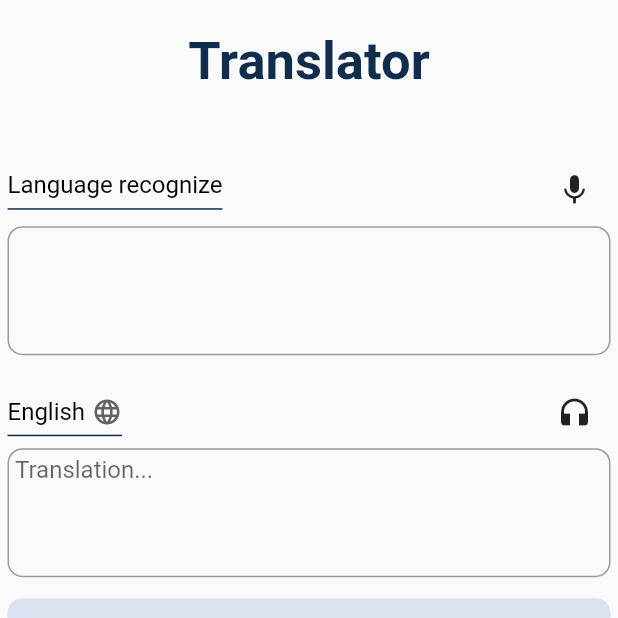
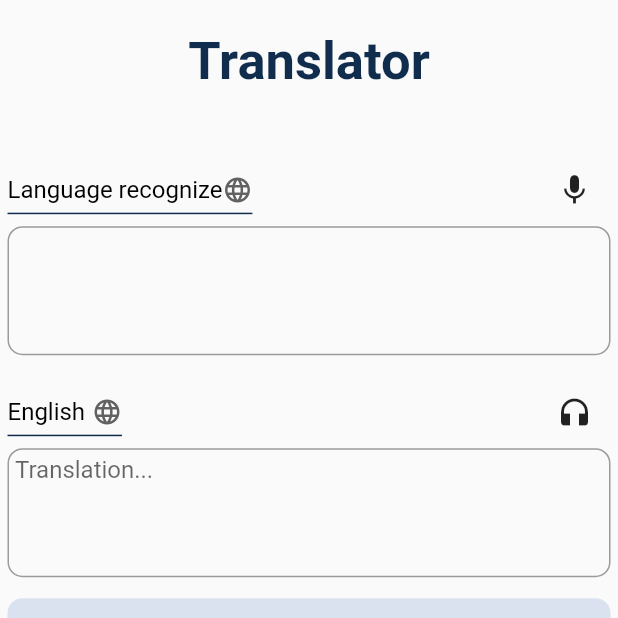
Before and after one commit to Niklas-dev/vocabgroups, a Flutter app: the screen it shows once a user with an empty profile is signed in, item 5 of the bottom bar chosen, after a tap on "Translate", on a phone screen of 412 x 824 dp, the top half of it. Run offline on Flutter 3.47's test engine with Material 2 defaults, Android fonts, the phone set to English and light mode, and no system bars; drawn by our look-alikes of google_nav_bar; our stand-ins replace firebase_auth, firebase_core, font_awesome_flutter; missing offline and left inert: translator; accounts and stored records are empty.

Commit message:
Translator auto feature

```diff
--- a/lib/Pages/Tabs/translator_tab.dart
+++ b/lib/Pages/Tabs/translator_tab.dart
@@ -12,15 +12,41 @@ class _TranslatorTabState extends State<TranslatorTab> {
   TextEditingController inputLang = TextEditingController();
   TextEditingController outputLang = TextEditingController();
 
-  String firstLanguage = 'German';
+  String firstLanguage = 'Language recognize';
   String secondLanguage = 'English';
 
   int firstIndex = 0;
   int secondIndex = 0;
 
-  final List<String> allLanguages = ['English', 'German', 'Italian', 'French'];
+  final List<String> allLanguages = [
+    'Language recognize',
+    'English',
+    'German',
+    'Italian',
+    'French'
+  ];
 
-  final List<String> languageCodes = ['en', 'de', 'it', 'fr'];
+  final List<String> allLanguagesSecond = [
+    'English',
+    'German',
+    'Italian',
+    'French',
+  ];
+
+  final List<String> languageCodes = [
+    'Language recognize',
+    'en',
+    'de',
+    'it',
+    'fr',
+  ];
+
+  final List<String> languageCodesSecond = [
+    'en',
+    'de',
+    'it',
+    'fr',
+  ];
 
   void initState() {
     super.initState();
@@ -65,29 +91,40 @@ class _TranslatorTabState extends State<TranslatorTab> {
                       children: [
                         Align(
                           alignment: Alignment.topLeft,
-                              child: Row(
+                          child: DropdownButton(
+                            value: firstLanguage,
+                            icon: Padding(
+                              padding: EdgeInsets.only(left: 0),
+                              child: Icon(Icons.language),
+                            ),
+                            iconSize: 20,
+                            elevation: 1,
+                            style: const TextStyle(
+                                color: Colors.black, fontSize: 16),
+                            underline: Container(
+                              height: 1,
+                              color: Color(0xff112d4e),
+                            ),
+                            onChanged: (String? newValue) {
+                              setState(() {
+                                firstLanguage = newValue!;
+                                firstIndex = allLanguages.indexOf(newValue);
+                              });
+                            },
+                            items: allLanguages
+                                .map<DropdownMenuItem<String>>((String value) {
+                              return DropdownMenuItem<String>(
+                                value: value,
+                                child: Column(
+                                  mainAxisAlignment: MainAxisAlignment.center,
                                   children: [
-                                  Container(
-                                    padding: EdgeInsets.only(
-                                      bottom:
-                                          6, // Space between underline and text
+                                    Text(value),
+                                  ],
                                 ),
-                                    decoration: BoxDecoration(
-                                        border: Border(
-                                            bottom: BorderSide(
-                                      color: Color(0xff112d4e),
-                                      width: 1.0, // Underline thickness
-                                    ))),
-                                    child: Text(
-                                      "Language recognize",
-                                      style: TextStyle(
-                                        fontSize: 16,
-                                        color: Colors.black,
+                              );
+                            }).toList(),
                           ),
                         ),
-                                  ),
-                                ],
-                              )),
                         IconButton(onPressed: () {}, icon: Icon(Icons.mic))
                       ],
                     ),
@@ -118,7 +155,10 @@ class _TranslatorTabState extends State<TranslatorTab> {
                           alignment: Alignment.topLeft,
                           child: DropdownButton(
                             value: secondLanguage,
-                              icon: const Icon(Icons.language),
+                            icon: Padding(
+                              padding: EdgeInsets.only(left: 0),
+                              child: Icon(Icons.language),
+                            ),
                             iconSize: 20,
                             elevation: 1,
                             style: const TextStyle(
@@ -130,11 +170,12 @@ class _TranslatorTabState extends State<TranslatorTab> {
                             onChanged: (String? newValue) {
                               setState(() {
                                 secondLanguage = newValue!;
-                                  secondIndex = allLanguages.indexOf(newValue);
+                                secondIndex =
+                                    allLanguagesSecond.indexOf(newValue);
                               });
                             },
-                              items: allLanguages.map<DropdownMenuItem<String>>(
-                                  (String value) {
+                            items: allLanguagesSecond
+                                .map<DropdownMenuItem<String>>((String value) {
                               return DropdownMenuItem<String>(
                                 value: value,
                                 child: Column(
@@ -202,12 +243,23 @@ class _TranslatorTabState extends State<TranslatorTab> {
             )
           ],
         ),
-        ));
+      ),
+    );
   }
 
   Future<String> translate() async {
     Translation translation = await translator.translate(inputLang.text.trim(),
-        to: languageCodes[secondIndex]);
+        to: languageCodesSecond[secondIndex]);
+
+    if (allLanguages[firstIndex] == "Language recognize") {
+      translation = await translator.translate(inputLang.text.trim(),
+          to: languageCodesSecond[secondIndex]);
+    } else {
+      translation = await translator.translate(inputLang.text.trim(),
+          from: languageCodes[firstIndex],
+          to: languageCodesSecond[secondIndex]);
+    }
+
     outputLang.text = translation.text;
     return translation.text;
   }
--- a/lib/Pages/home_page.dart
+++ b/lib/Pages/home_page.dart
@@ -50,11 +50,15 @@ class _HomePageState extends State<HomePage> {
       floatingActionButton: KeyboardVisibilityBuilder(
           builder: (context, child, isKeyboardVisible) {
             if (isKeyboardVisible) {
-              return FloatingActionButton(
-                onPressed: () {
-                  FocusScope.of(context).unfocus();
-                },
-                child: Icon(Icons.close),
+              return Container(
+                height: 60,
+                width: 60,
+                child: FloatingActionButton(
+                  onPressed: () {
+                    FocusScope.of(context).unfocus();
+                  },
+                  child: Icon(Icons.arrow_downward),
+                ),
               );
             } else {
               return Container();
```
Lines whose indentation alone changed are shown as unchanged.
